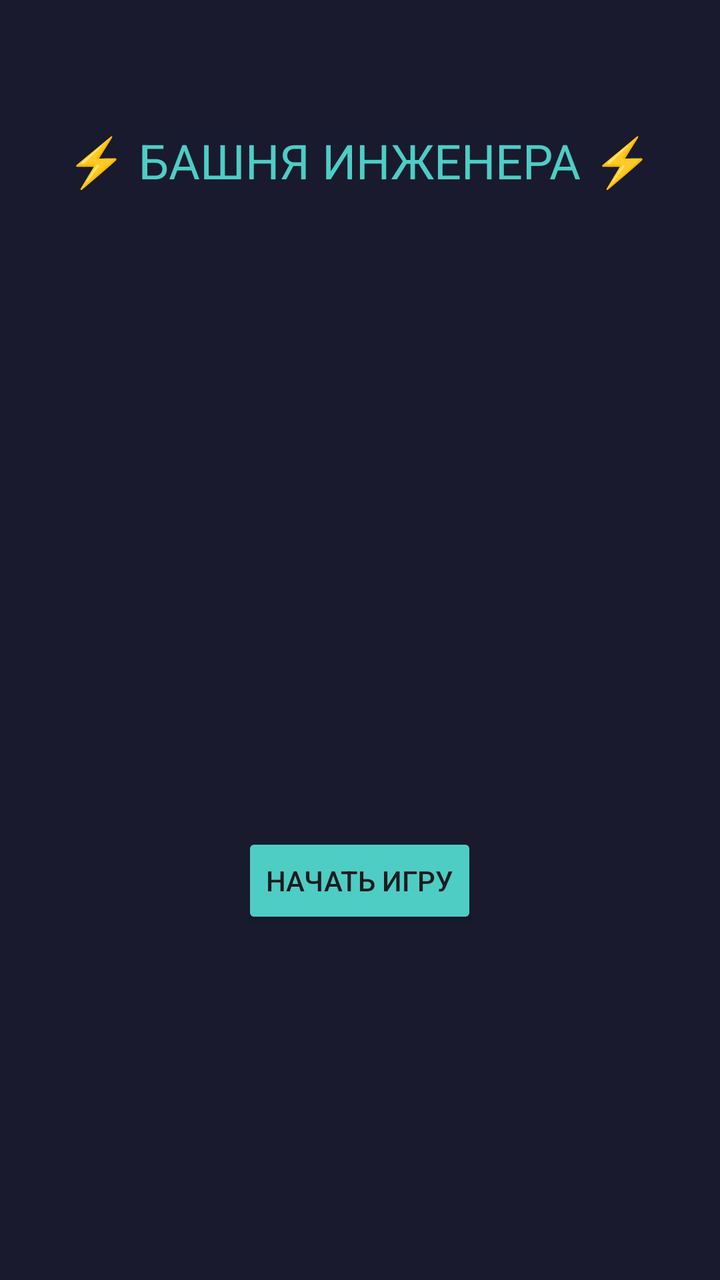
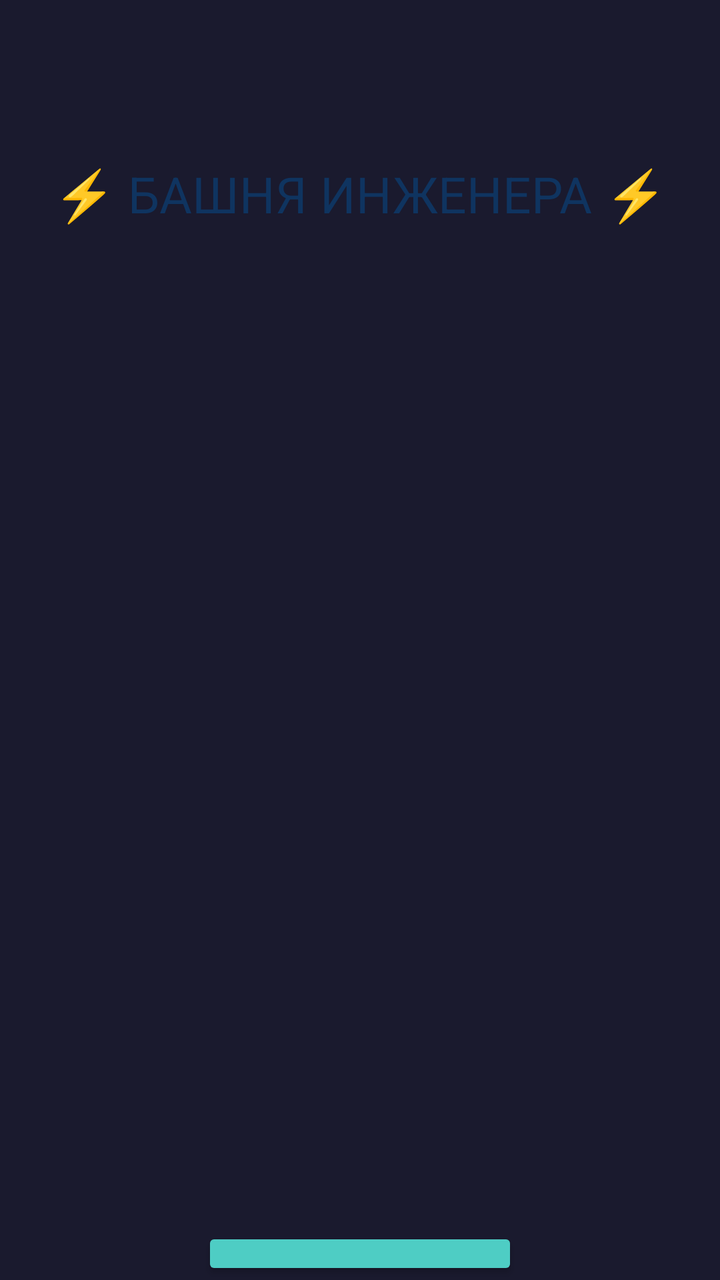

Compare the two renders of this Android layout. The source of the first and the diff that turns it into the second are given below.
<!-- AndroidManifest.xml: application theme Theme.TextQuestGame -->
<!-- res/layout/activity_main.xml -->
<?xml version="1.0" encoding="utf-8"?>
<LinearLayout xmlns:android="http://schemas.android.com/apk/res/android"
    android:layout_width="match_parent"
    android:layout_height="match_parent"
    android:orientation="vertical"
    android:background="#1a1a2e">

    
    <LinearLayout
        android:id="@+id/menuContainer"
        android:layout_width="match_parent"
        android:layout_height="match_parent"
        android:orientation="vertical"
        android:visibility="visible">

        <FrameLayout
            android:layout_width="match_parent"
            android:layout_height="0dp"
            android:layout_weight="1">

            <ImageView
                android:id="@+id/menuBackground"
                android:layout_width="wrap_content"
                android:layout_height="16dp"
                android:adjustViewBounds="true"
                android:scaleType="centerCrop"
                android:visibility="gone" />

            <LinearLayout
                android:layout_width="match_parent"
                android:layout_height="match_parent"
                android:orientation="vertical"
                android:gravity="center_horizontal">

                <TextView
                    android:layout_width="wrap_content"
                    android:layout_height="wrap_content"
                    android:layout_marginTop="64dp"
                    android:layout_marginBottom="320dp"
                    android:text="⚡ БАШНЯ ИНЖЕНЕРА ⚡"
                    android:textColor="#4ecdc4"
                    android:textSize="24sp" />

                <Button
                    android:id="@+id/startButton"
                    android:layout_width="wrap_content"
                    android:layout_height="wrap_content"
                    android:backgroundTint="#4ecdc4"
                    android:text="Начать игру" />
            </LinearLayout>
        </FrameLayout>
    </LinearLayout>

    
    <LinearLayout
        android:id="@+id/gameContainer"
        android:layout_width="match_parent"
        android:layout_height="match_parent"
        android:orientation="vertical"
        android:visibility="gone"
        android:padding="16dp">

        <FrameLayout
            android:layout_width="match_parent"
            android:layout_height="0dp"
            android:layout_weight="1"
            android:layout_marginBottom="12dp">

            <ImageView
                android:id="@+id/storyBackground"
                android:layout_width="match_parent"
                android:layout_height="match_parent"
                android:scaleType="centerCrop"
                android:adjustViewBounds="true"
                android:visibility="gone"/>

            <ScrollView
                android:layout_width="match_parent"
                android:layout_height="match_parent">

                <TextView
                    android:id="@+id/storyText"
                    android:layout_width="match_parent"
                    android:layout_height="wrap_content"
                    android:textSize="18sp"
                    android:textColor="#ffffff"
                    android:padding="16dp"
                    android:background="#00000000"/>
            </ScrollView>
        </FrameLayout>

        <LinearLayout
            android:id="@+id/statusLayout"
            android:layout_width="match_parent"
            android:layout_height="wrap_content"
            android:orientation="horizontal"
            android:padding="12dp"
            android:background="#0f3460"
            android:layout_marginBottom="8dp">

            <TextView
                android:id="@+id/towerStatus"
                android:layout_width="0dp"
                android:layout_height="wrap_content"
                android:layout_weight="1"
                android:text="🏰: 60"
                android:textColor="#4ecdc4"
                android:textSize="16sp"
                android:gravity="center"/>

            <TextView
                android:id="@+id/playerHpStatus"
                android:layout_width="0dp"
                android:layout_height="wrap_content"
                android:layout_weight="1"
                android:text="❤: 100"
                android:textColor="#4ecdc4"
                android:textSize="16sp"
                android:gravity="center"/>

            <TextView
                android:id="@+id/energyStatus"
                android:layout_width="0dp"
                android:layout_height="wrap_content"
                android:layout_weight="1"
                android:text="⚡: 100"
                android:textColor="#4ecdc4"
                android:textSize="16sp"
                android:gravity="center"/>

            <TextView
                android:id="@+id/stageStatus"
                android:layout_width="0dp"
                android:layout_height="wrap_content"
                android:layout_weight="1"
                android:text="Этап: 0"
                android:textColor="#4ecdc4"
                android:textSize="16sp"
                android:gravity="center"/>
        </LinearLayout>

        <Button
            android:id="@+id/inventoryButton"
            android:layout_width="match_parent"
            android:layout_height="wrap_content"
            android:text="📦 ИНВЕНТАРЬ"
            android:textColor="#4ecdc4"
            android:textSize="16sp"
            android:backgroundTint="#0f3460"
            android:layout_marginBottom="8dp"
            android:padding="8dp"/>

        <LinearLayout
            android:id="@+id/choicesContainer"
            android:layout_width="match_parent"
            android:layout_height="wrap_content"
            android:orientation="vertical"/>
    </LinearLayout>
</LinearLayout>
<!-- resources referenced by this layout -->
<resources>
  <style name="Theme.TextQuestGame" parent="Base.Theme.TextQuestGame" />
  <style name="Base.Theme.TextQuestGame" parent="Theme.Material3.DayNight.NoActionBar">
          
          
          <item name="android:windowFullscreen">true</item>
          <item name="android:windowContentOverlay">@null</item>
  
          
          <item name="android:windowTranslucentStatus">true</item>
          <item name="android:statusBarColor">@android:color/transparent</item>
  
          <item name="android:windowTranslucentNavigation">true</item>
          <item name="android:navigationBarColor">@android:color/transparent</item>
      </style>
</resources>

<!-- the commit's change to res/layout/activity_main.xml (unified diff, before → after) -->
@@ -15,16 +15,15 @@
 
         <FrameLayout
             android:layout_width="match_parent"
-            android:layout_height="0dp"
-            android:layout_weight="1">
+            android:layout_height="match_parent">
 
             <ImageView
                 android:id="@+id/menuBackground"
-                android:layout_width="wrap_content"
-                android:layout_height="16dp"
+                android:layout_width="match_parent"
+                android:layout_height="match_parent"
+                android:scaleType="centerCrop"
                 android:adjustViewBounds="true"
-                android:scaleType="centerCrop"
-                android:visibility="gone" />
+                android:visibility="gone"/>
 
             <LinearLayout
                 android:layout_width="match_parent"
@@ -35,18 +34,19 @@
                 <TextView
                     android:layout_width="wrap_content"
                     android:layout_height="wrap_content"
-                    android:layout_marginTop="64dp"
-                    android:layout_marginBottom="320dp"
+                    android:layout_marginTop="80dp"
+                    android:layout_marginBottom="500dp"
                     android:text="⚡ БАШНЯ ИНЖЕНЕРА ⚡"
-                    android:textColor="#4ecdc4"
-                    android:textSize="24sp" />
+                    android:textColor="#0f3460"
+                    android:textSize="25sp" />
 
                 <Button
                     android:id="@+id/startButton"
                     android:layout_width="wrap_content"
                     android:layout_height="wrap_content"
                     android:backgroundTint="#4ecdc4"
-                    android:text="Начать игру" />
+                    android:text="Начать игру"
+                    android:textSize="20sp"/>
             </LinearLayout>
         </FrameLayout>
     </LinearLayout>
